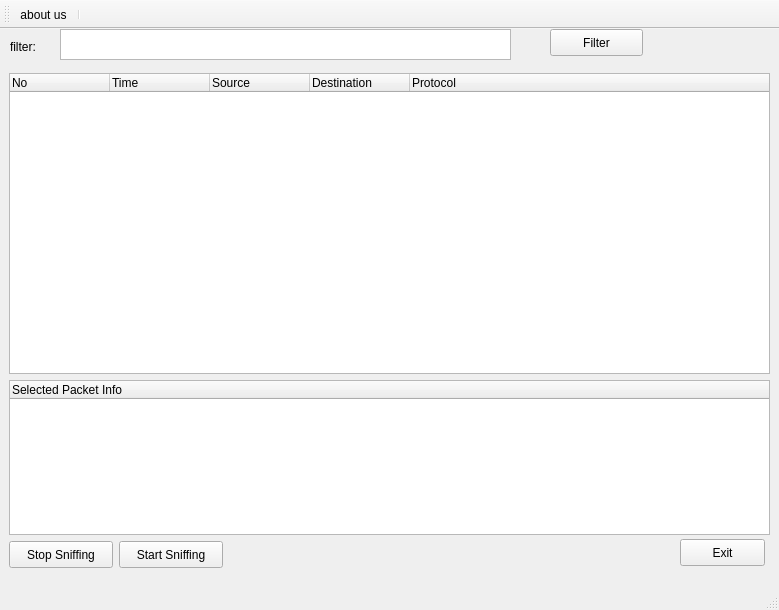
Qt form MainWindoww.ui (SaeedAbdelWahab/Python-Packet-Sniffer) before a commit.
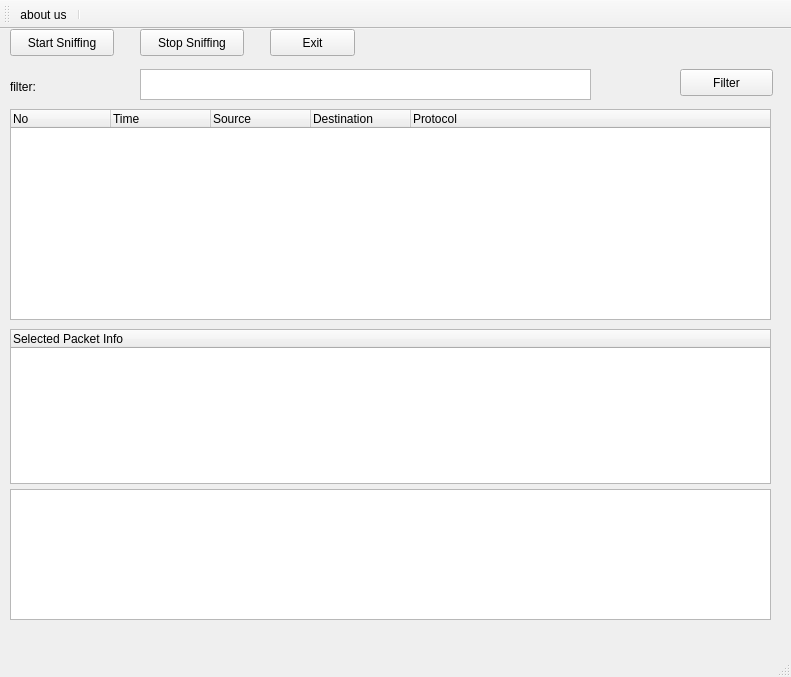
The same form after that commit. Icons and pictures are not drawn.

Commit message: add the nw design

Patch:
```diff
--- a/MainWindoww.ui
+++ b/MainWindoww.ui
@@ -6,8 +6,8 @@
    <rect>
     <x>0</x>
     <y>0</y>
-    <width>779</width>
-    <height>610</height>
+    <width>791</width>
+    <height>677</height>
    </rect>
   </property>
   <property name="windowTitle">
@@ -18,7 +18,7 @@
     <property name="geometry">
      <rect>
       <x>10</x>
-      <y>10</y>
+      <y>50</y>
       <width>40</width>
       <height>15</height>
      </rect>
@@ -36,8 +36,8 @@
    <widget class="QTreeWidget" name="PacketTree">
     <property name="geometry">
      <rect>
-      <x>9</x>
-      <y>351</y>
+      <x>10</x>
+      <y>300</y>
       <width>761</width>
       <height>155</height>
      </rect>
@@ -51,10 +51,10 @@
    <widget class="QTreeWidget" name="PacketTable">
     <property name="geometry">
      <rect>
-      <x>9</x>
-      <y>44</y>
+      <x>10</x>
+      <y>80</y>
       <width>761</width>
-      <height>301</height>
+      <height>211</height>
      </rect>
     </property>
     <column>
@@ -91,8 +91,8 @@
    <widget class="QTextEdit" name="FilterText">
     <property name="geometry">
      <rect>
-      <x>60</x>
-      <y>0</y>
+      <x>140</x>
+      <y>40</y>
       <width>451</width>
       <height>31</height>
      </rect>
@@ -107,8 +107,8 @@
    <widget class="QPushButton" name="FilterBtn">
     <property name="geometry">
      <rect>
-      <x>550</x>
-      <y>0</y>
+      <x>680</x>
+      <y>40</y>
       <width>93</width>
       <height>27</height>
      </rect>
@@ -120,8 +120,8 @@
    <widget class="QPushButton" name="StopSniffing">
     <property name="geometry">
      <rect>
-      <x>9</x>
-      <y>512</y>
+      <x>140</x>
+      <y>0</y>
       <width>104</width>
       <height>27</height>
      </rect>
@@ -133,8 +133,8 @@
    <widget class="QPushButton" name="StartButton">
     <property name="geometry">
      <rect>
-      <x>119</x>
-      <y>512</y>
+      <x>10</x>
+      <y>0</y>
       <width>104</width>
       <height>27</height>
      </rect>
@@ -146,8 +146,8 @@
    <widget class="QPushButton" name="Exit">
     <property name="geometry">
      <rect>
-      <x>680</x>
-      <y>510</y>
+      <x>270</x>
+      <y>0</y>
       <width>85</width>
       <height>27</height>
      </rect>
@@ -156,6 +156,16 @@
      <string>Exit</string>
     </property>
    </widget>
+   <widget class="QListWidget" name="listWidget">
+    <property name="geometry">
+     <rect>
+      <x>10</x>
+      <y>460</y>
+      <width>761</width>
+      <height>131</height>
+     </rect>
+    </property>
+   </widget>
   </widget>
   <widget class="QToolBar" name="toolBar">
    <property name="sizePolicy">
```
The commit also changes 2 other files.
